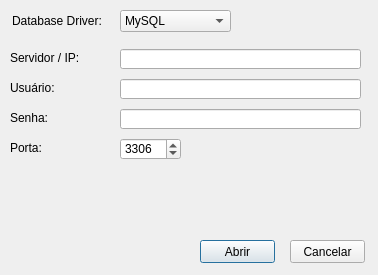
Above: databaseconfig.ui from AndersonSKM/FvDatabase before the change. Below: the same form after it.
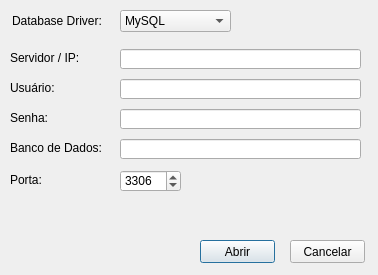
That is the form after the change. Icons and pictures are not drawn.

Commit message: Database fields implementation

```diff
--- a/databaseconfig.ui
+++ b/databaseconfig.ui
@@ -145,7 +145,7 @@
    <property name="geometry">
     <rect>
      <x>10</x>
-     <y>140</y>
+     <y>172</y>
      <width>91</width>
      <height>16</height>
     </rect>
@@ -164,7 +164,7 @@
    <property name="geometry">
     <rect>
      <x>120</x>
-     <y>138</y>
+     <y>170</y>
      <width>61</width>
      <height>22</height>
     </rect>
@@ -213,6 +213,38 @@
      <normaloff>:/icons/Cancel.png</normaloff>:/icons/Cancel.png</iconset>
    </property>
   </widget>
+  <widget class="QLineEdit" name="edtDatabase">
+   <property name="geometry">
+    <rect>
+     <x>120</x>
+     <y>139</y>
+     <width>241</width>
+     <height>20</height>
+    </rect>
+   </property>
+   <property name="echoMode">
+    <enum>QLineEdit::PasswordEchoOnEdit</enum>
+   </property>
+  </widget>
+  <widget class="QLabel" name="label_6">
+   <property name="geometry">
+    <rect>
+     <x>10</x>
+     <y>140</y>
+     <width>91</width>
+     <height>16</height>
+    </rect>
+   </property>
+   <property name="font">
+    <font>
+     <family>Tahoma</family>
+     <pointsize>9</pointsize>
+    </font>
+   </property>
+   <property name="text">
+    <string>Banco de Dados:</string>
+   </property>
+  </widget>
  </widget>
  <layoutdefault spacing="6" margin="11"/>
  <resources>
```
The commit also changes 1 other file.
